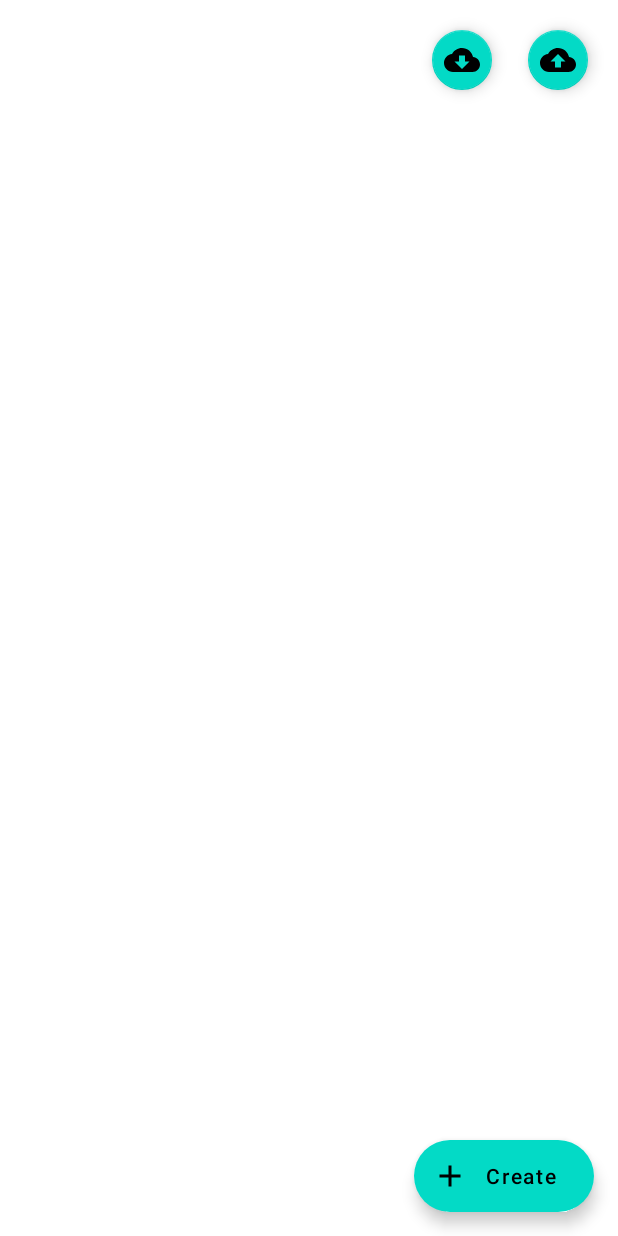
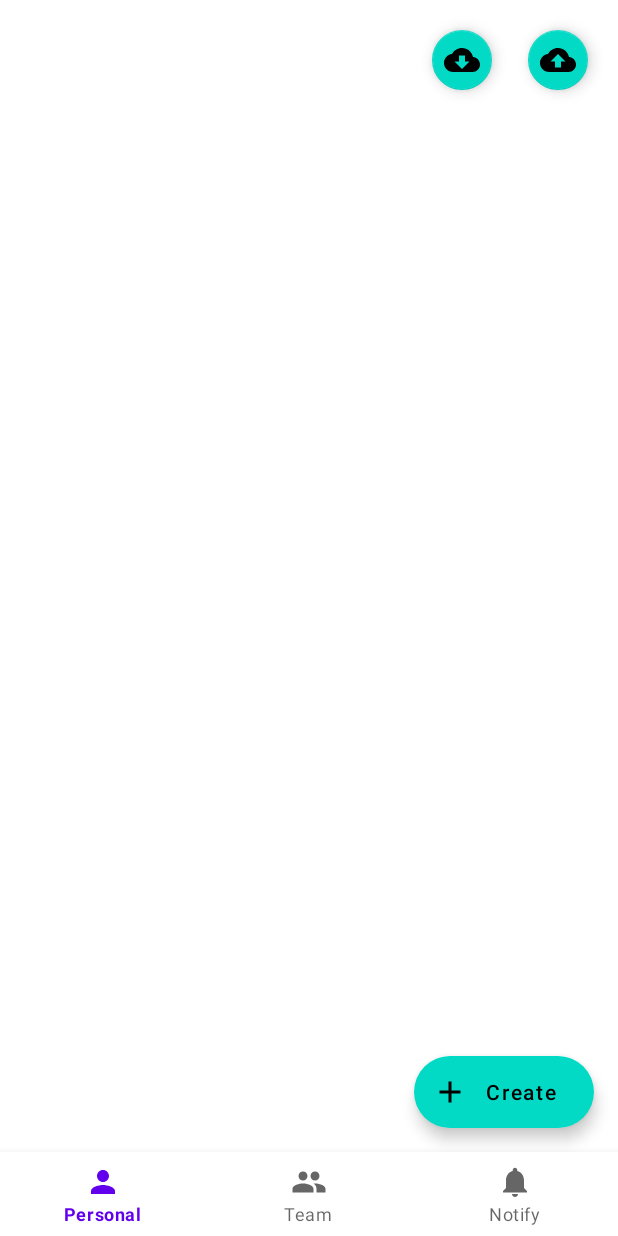
Before and after one commit to chenyjzn/MakePlan, an Android app: the screen it shows after launch (MainActivity), on a phone screen of 412 x 824 dp. Run offline under Robolectric (Android 15) with nearby library versions, the phone set to English and light mode, and no system bars; our stand-ins replace Firebase (no records; nobody signed in at launch, a user with empty details on screens opened directly), Room's generated code, data binding.

Commit message:
Add bottom navigation layout

```diff
--- a/app/src/main/java/com/yuchen/makeplan/MainActivity.kt
+++ b/app/src/main/java/com/yuchen/makeplan/MainActivity.kt
@@ -85,6 +85,12 @@ class MainActivity : AppCompatActivity() {
                 }
             }
         }
+
+        binding.bottomNavigationView.setOnNavigationItemSelectedListener {
+            when(it.itemId){
+            }
+            true
+        }
     }
 
     override fun onStart() {
--- /dev/null
+++ b/app/src/main/res/drawable/ic_notifications_black_24dp.xml
@@ -0,0 +1,5 @@
+<vector android:height="24dp" android:tint="#767F92"
+    android:viewportHeight="24.0" android:viewportWidth="24.0"
+    android:width="24dp" xmlns:android="http://schemas.android.com/apk/res/android">
+    <path android:fillColor="#FF000000" android:pathData="M12,22c1.1,0 2,-0.9 2,-2h-4c0,1.1 0.89,2 2,2zM18,16v-5c0,-3.07 -1.64,-5.64 -4.5,-6.32L13.5,4c0,-0.83 -0.67,-1.5 -1.5,-1.5s-1.5,0.67 -1.5,1.5v0.68C7.63,5.36 6,7.92 6,11v5l-2,2v1h16v-1l-2,-2z"/>
+</vector>
--- /dev/null
+++ b/app/src/main/res/drawable/ic_people_black_24dp.xml
@@ -0,0 +1,5 @@
+<vector android:height="24dp" android:tint="#767F92"
+    android:viewportHeight="24.0" android:viewportWidth="24.0"
+    android:width="24dp" xmlns:android="http://schemas.android.com/apk/res/android">
+    <path android:fillColor="#FF000000" android:pathData="M16,11c1.66,0 2.99,-1.34 2.99,-3S17.66,5 16,5c-1.66,0 -3,1.34 -3,3s1.34,3 3,3zM8,11c1.66,0 2.99,-1.34 2.99,-3S9.66,5 8,5C6.34,5 5,6.34 5,8s1.34,3 3,3zM8,13c-2.33,0 -7,1.17 -7,3.5L1,19h14v-2.5c0,-2.33 -4.67,-3.5 -7,-3.5zM16,13c-0.29,0 -0.62,0.02 -0.97,0.05 1.16,0.84 1.97,1.97 1.97,3.45L17,19h6v-2.5c0,-2.33 -4.67,-3.5 -7,-3.5z"/>
+</vector>
--- /dev/null
+++ b/app/src/main/res/drawable/ic_person_black_24dp.xml
@@ -0,0 +1,5 @@
+<vector android:height="24dp" android:tint="#767F92"
+    android:viewportHeight="24.0" android:viewportWidth="24.0"
+    android:width="24dp" xmlns:android="http://schemas.android.com/apk/res/android">
+    <path android:fillColor="#FF000000" android:pathData="M12,12c2.21,0 4,-1.79 4,-4s-1.79,-4 -4,-4 -4,1.79 -4,4 1.79,4 4,4zM12,14c-2.67,0 -8,1.34 -8,4v2h16v-2c0,-2.66 -5.33,-4 -8,-4z"/>
+</vector>
--- a/app/src/main/res/layout/activity_main.xml
+++ b/app/src/main/res/layout/activity_main.xml
@@ -17,9 +17,18 @@
             android:id="@+id/nav_fragment"
             android:name="androidx.navigation.fragment.NavHostFragment"
             android:layout_width="match_parent"
-            android:layout_height="match_parent"
+            android:layout_height="0dp"
             app:defaultNavHost="true"
+            app:layout_constraintBottom_toTopOf="@+id/bottom_navigation_view"
+            app:layout_constraintTop_toTopOf="parent"
             app:navGraph="@navigation/navigation" />
+
+        <com.google.android.material.bottomnavigation.BottomNavigationView
+            android:id="@+id/bottom_navigation_view"
+            android:layout_width="match_parent"
+            android:layout_height="wrap_content"
+            app:layout_constraintBottom_toBottomOf="parent"
+            app:menu="@menu/bottom_navigation_menu" />
 
         <com.google.android.gms.common.SignInButton
             android:id="@+id/sign_in_button"
@@ -39,9 +48,9 @@
             android:layout_width="wrap_content"
             android:layout_height="wrap_content"
             android:visibility="invisible"
-            app:layout_constraintBottom_toBottomOf="parent"
+            app:layout_constraintBottom_toBottomOf="@+id/nav_fragment"
             app:layout_constraintEnd_toEndOf="@+id/nav_fragment"
-            app:layout_constraintStart_toStartOf="parent"
+            app:layout_constraintStart_toStartOf="@+id/nav_fragment"
             app:layout_constraintTop_toTopOf="@+id/nav_fragment" />
 
         <com.google.android.material.floatingactionbutton.FloatingActionButton
--- a/app/src/main/res/layout/fragment_projects.xml
+++ b/app/src/main/res/layout/fragment_projects.xml
@@ -46,17 +46,6 @@
             app:layout_constraintBottom_toBottomOf="parent"
             app:layout_constraintEnd_toEndOf="parent" />
 
-        <ProgressBar
-            android:id="@+id/projects_progress"
-            style="?android:attr/progressBarStyle"
-            android:layout_width="wrap_content"
-            android:layout_height="wrap_content"
-            android:visibility="invisible"
-            app:layout_constraintBottom_toBottomOf="parent"
-            app:layout_constraintEnd_toEndOf="@+id/projects_recycler"
-            app:layout_constraintStart_toStartOf="@+id/projects_recycler"
-            app:layout_constraintTop_toTopOf="@+id/projects_recycler" />
-
         <androidx.recyclerview.widget.RecyclerView
             android:id="@+id/projects_recycler"
             android:layout_width="match_parent"
@@ -71,5 +60,16 @@
 
         </androidx.recyclerview.widget.RecyclerView>
 
+        <ProgressBar
+            android:id="@+id/projects_progress"
+            style="?android:attr/progressBarStyle"
+            android:layout_width="wrap_content"
+            android:layout_height="wrap_content"
+            android:visibility="invisible"
+            app:layout_constraintBottom_toBottomOf="parent"
+            app:layout_constraintEnd_toEndOf="@+id/projects_recycler"
+            app:layout_constraintStart_toStartOf="@+id/projects_recycler"
+            app:layout_constraintTop_toTopOf="@+id/projects_recycler" />
+
     </androidx.constraintlayout.widget.ConstraintLayout>
 </layout>
--- /dev/null
+++ b/app/src/main/res/menu/bottom_navigation_menu.xml
@@ -0,0 +1,18 @@
+<?xml version="1.0" encoding="utf-8"?>
+<menu xmlns:android="http://schemas.android.com/apk/res/android">
+    <item
+        android:id="@+id/nav_personal"
+        android:enabled="true"
+        android:icon="@drawable/ic_person_black_24dp"
+        android:title="Personal"/>
+    <item
+        android:id="@+id/nav_team"
+        android:enabled="true"
+        android:icon="@drawable/ic_people_black_24dp"
+        android:title="Team"/>
+    <item
+        android:id="@+id/nav_notify"
+        android:enabled="true"
+        android:icon="@drawable/ic_notifications_black_24dp"
+        android:title="Notify"/>
+</menu>
```
